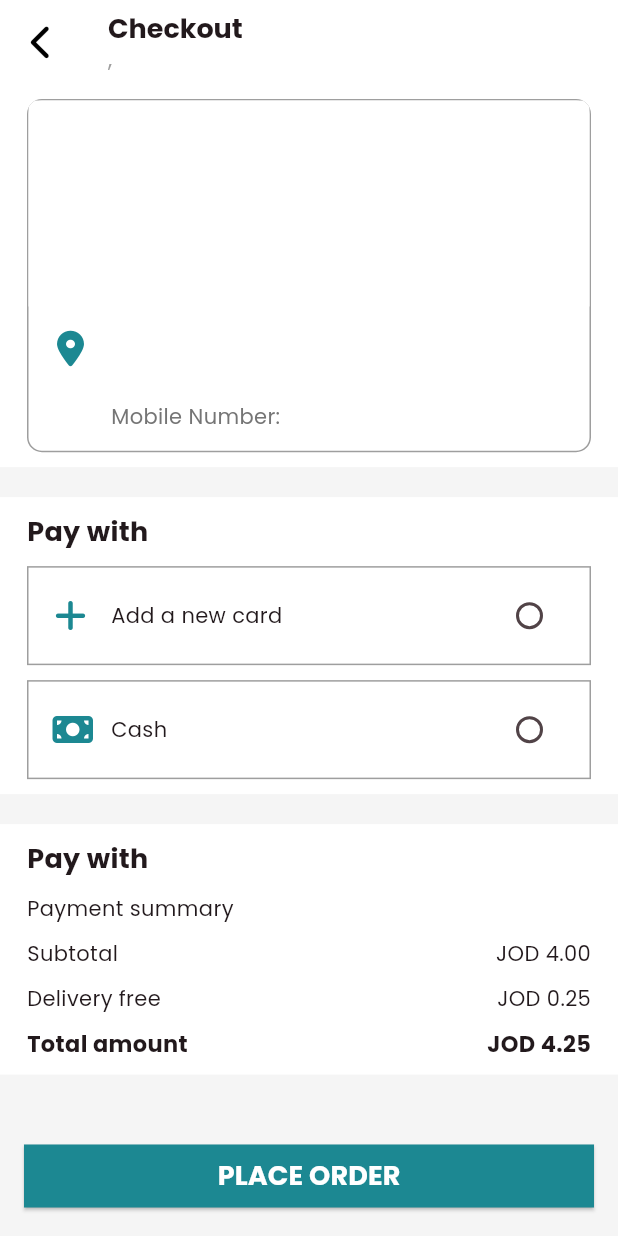
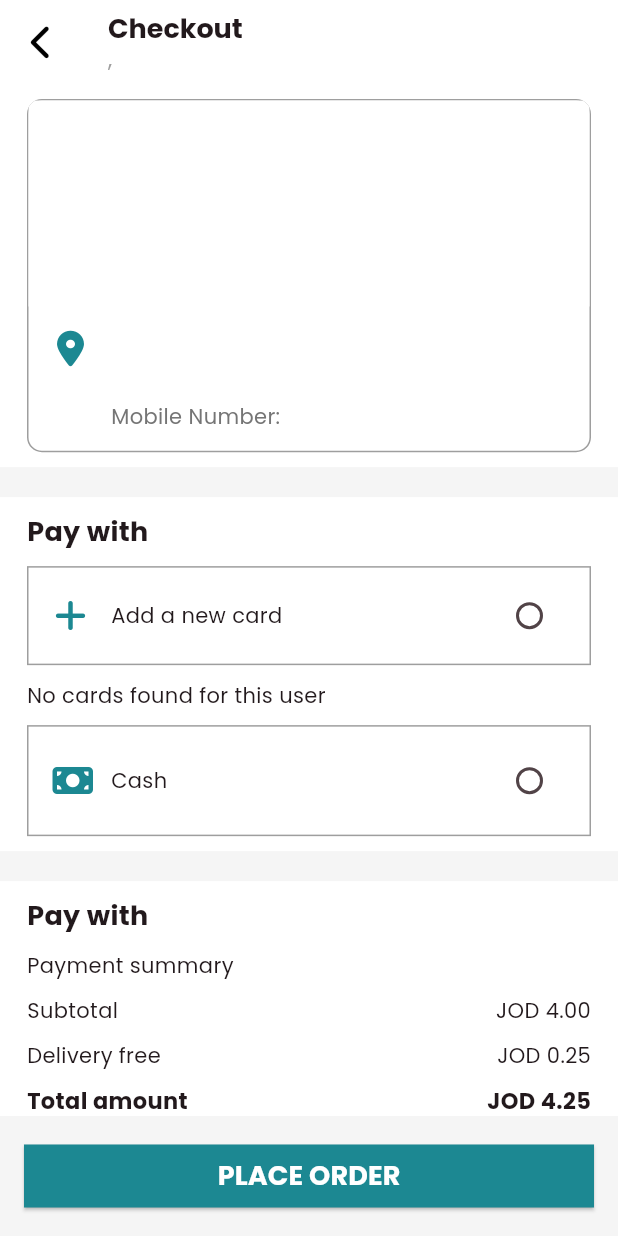
Before and after one commit to QutaibaQusai/heartful-care, a Flutter app: the CheckoutNurseCenter screen opened directly with empty values, on a phone screen of 412 x 824 dp. Run offline on Flutter 3.47's test engine with Material 3 defaults, Android fonts, the phone set to English and light mode, and no system bars; our stand-ins replace badges, cloud_firestore, date_format, firebase_auth, firebase_core, firebase_storage and 12 more; missing offline and left inert: insta_image_viewer; accounts and stored records are empty.

Commit message:
listview bilder for user cards

```diff
--- /dev/null
+++ b/lib/model/card.dart
@@ -0,0 +1,18 @@
+class UsersCards {
+  final String cardNumber;
+  final String cardExpiryDate;
+  final String cardCvv;
+
+  UsersCards(
+      {required this.cardNumber,
+      required this.cardExpiryDate,
+      required this.cardCvv});
+
+  factory UsersCards.fromMap(Map<String, dynamic> map) {
+    return UsersCards(
+      cardNumber: map['cardNumber'] ?? '',
+      cardExpiryDate: map['cardNumber'] ?? '',
+      cardCvv: map['cvv'] ?? '',
+    );
+  }
+}
--- a/lib/sections/NurseCenterSection/addCard.dart
+++ b/lib/sections/NurseCenterSection/addCard.dart
@@ -216,7 +216,8 @@ class _AddCardState extends State<AddCard> {
           'expiryDate': expiryDateController.text,
           'cvv': cvvController.text,
           'createdAt':
-              FieldValue.serverTimestamp(), // Tracks when the card was added
+              FieldValue.serverTimestamp(),
+               // Tracks when the card was added
         });
 
         // Confirmation message
--- a/lib/sections/NurseCenterSection/checkout_nurseCenter.dart
+++ b/lib/sections/NurseCenterSection/checkout_nurseCenter.dart
@@ -1,7 +1,7 @@
+import 'package:flutter/material.dart';
+import 'package:font_awesome_flutter/font_awesome_flutter.dart';
 import 'package:cloud_firestore/cloud_firestore.dart';
-import 'package:flutter/material.dart';
-import 'package:flutter/widgets.dart';
-import 'package:font_awesome_flutter/font_awesome_flutter.dart';
+import 'package:test/model/card.dart';
 import 'package:test/sections/NurseCenterSection/addCard.dart';
 
 class CheckoutNurseCenter extends StatefulWidget {
@@ -10,10 +10,11 @@ class CheckoutNurseCenter extends StatefulWidget {
   final String userEmail;
 
   const CheckoutNurseCenter(
-      {super.key,
+      {Key? key,
       required this.centerName,
       required this.centerAddress1,
-      required this.userEmail});
+      required this.userEmail})
+      : super(key: key);
 
   @override
   State<CheckoutNurseCenter> createState() => _CheckoutNurseCenterState();
@@ -153,7 +154,6 @@ class _CheckoutNurseCenterState extends State<CheckoutNurseCenter> {
                         SizedBox(
                           height: 10,
                         ),
-                        // Text("ss")
                         GestureDetector(
                           onTap: () {
                             setState(() {
@@ -168,7 +168,6 @@ class _CheckoutNurseCenterState extends State<CheckoutNurseCenter> {
                           },
                           child: Container(
                             decoration: BoxDecoration(
-                              // borderRadius: BorderRadius.circular(10),
                               border: Border.all(
                                 color: Colors.grey,
                                 style: BorderStyle.solid,
@@ -216,16 +215,118 @@ class _CheckoutNurseCenterState extends State<CheckoutNurseCenter> {
                         SizedBox(
                           height: 10,
                         ),
+                        StreamBuilder<QuerySnapshot>(
+                          stream: FirebaseFirestore.instance
+                              .collection('users')
+                              .where('email', isEqualTo: widget.userEmail)
+                              .snapshots(),
+                          builder: (BuildContext context,
+                              AsyncSnapshot<QuerySnapshot> snapshot) {
+                            if (snapshot.connectionState ==
+                                ConnectionState.waiting) {
+                              return CircularProgressIndicator();
+                            }
+                            if (snapshot.hasError) {
+                              return Text('Error: ${snapshot.error}');
+                            }
+                            if (!snapshot.hasData ||
+                                snapshot.data!.docs.isEmpty) {
+                              return Text('No user data found');
+                            }
+
+                            var userDoc = snapshot.data!.docs.first;
+                            String userId = userDoc.id;
+
+                            return StreamBuilder<QuerySnapshot>(
+                              stream: FirebaseFirestore.instance
+                                  .collection('users')
+                                  .doc(userId)
+                                  .collection('Cards')
+                                  .snapshots(),
+                              builder: (BuildContext context,
+                                  AsyncSnapshot<QuerySnapshot> cardsSnapshot) {
+                                if (cardsSnapshot.connectionState ==
+                                    ConnectionState.waiting) {
+                                  return CircularProgressIndicator();
+                                }
+                                if (cardsSnapshot.hasError) {
+                                  return Text(
+                                      'Error fetching cards: ${cardsSnapshot.error}');
+                                }
+                                if (!cardsSnapshot.hasData ||
+                                    cardsSnapshot.data!.docs.isEmpty) {
+                                  return Text('No cards found for this user');
+                                }
+
+                                // Mapping card data and adding to cards list
+                                List<UsersCards> cards =
+                                    cardsSnapshot.data!.docs.map((cardDoc) {
+                                  return UsersCards.fromMap(
+                                      cardDoc.data() as Map<String, dynamic>);
+                                }).toList();
+
+                                return ListView.builder(
+                                  physics: NeverScrollableScrollPhysics(),
+                                  shrinkWrap: true,
+                                  itemCount: cards.length,
+                                  itemBuilder: (context, index) {
+                                    var card = cards[index];
+                                    return GestureDetector(
+                                      onTap: () {},
+                                      child: Padding(
+                                        padding: const EdgeInsets.symmetric(
+                                            vertical: 10),
+                                        child: Container(
+                                          decoration: BoxDecoration(
+                                            border: Border.all(
+                                              color: Colors.grey,
+                                              style: BorderStyle.solid,
+                                              width: 1.0,
+                                            ),
+                                          ),
+                                          child: Padding(
+                                            padding: const EdgeInsets.symmetric(
+                                                horizontal: 16.0, vertical: 17),
+                                            child: Row(
+                                              mainAxisAlignment:
+                                                  MainAxisAlignment
+                                                      .spaceBetween,
+                                              children: [
+                                                Row(
+                                                  children: [
+                                                    Icon(
+                                                      FontAwesomeIcons.ccVisa,
+                                                      color: Color(0xFF1C8892),
+                                                    ),
+                                                    SizedBox(
+                                                      width: 15,
+                                                    ),
+                                                    Text(card.cardNumber),
+                                                  ],
+                                                ),
+                                              ],
+                                            ),
+                                          ),
+                                        ),
+                                      ),
+                                    );
+                                  },
+                                );
+                              },
+                            );
+                          },
+                        ),
+                        SizedBox(
+                          height: 10,
+                        ),
                         GestureDetector(
                           onTap: () {
                             setState(() {
                               _selectedPaymentMethod = 'cash';
                             });
-                            // print("cash");
                           },
                           child: Container(
                             decoration: BoxDecoration(
-                              // borderRadius: BorderRadius.circular(10),
                               border: Border.all(
                                 color: Colors.grey,
                                 style: BorderStyle.solid,
@@ -234,7 +335,7 @@ class _CheckoutNurseCenterState extends State<CheckoutNurseCenter> {
                             ),
                             child: Padding(
                               padding: const EdgeInsets.symmetric(
-                                  horizontal: 16.0, vertical: 8),
+                                  horizontal: 16.0, vertical: 12),
                               child: Row(
                                 mainAxisAlignment:
                                     MainAxisAlignment.spaceBetween,
@@ -346,17 +447,17 @@ class _CheckoutNurseCenterState extends State<CheckoutNurseCenter> {
                       borderRadius: BorderRadius.zero,
                       side: BorderSide(color: Colors.transparent))),
               backgroundColor: MaterialStateProperty.all<Color>(
-                Color(0xFF1C8892), // Button background color
+                Color(0xFF1C8892),
               ),
             ),
             onPressed: () {
               if (_selectedPaymentMethod == "card") {
-                Navigator.of(context)
-                    .push(MaterialPageRoute(builder: (context) {
-                  return AddCard(
-                    userEmail: widget.userEmail,
-                  );
-                }));
+                // Navigator.of(context)
+                //     .push(MaterialPageRoute(builder: (context) {
+                //   return AddCard(
+                //     userEmail: widget.userEmail,
+                //   );
+                // }));
               } else {}
               print(_selectedPaymentMethod);
             },
@@ -378,9 +479,8 @@ class _CheckoutNurseCenterState extends State<CheckoutNurseCenter> {
 
   @override
   void initState() {
-    // TODO: implement initState
+    super.initState();
     fetchUserName();
-    super.initState();
   }
 
   void fetchUserName() async {
@@ -401,5 +501,4 @@ class _CheckoutNurseCenterState extends State<CheckoutNurseCenter> {
       print('Error fetching user data: $e');
     }
   }
-
 }
```
